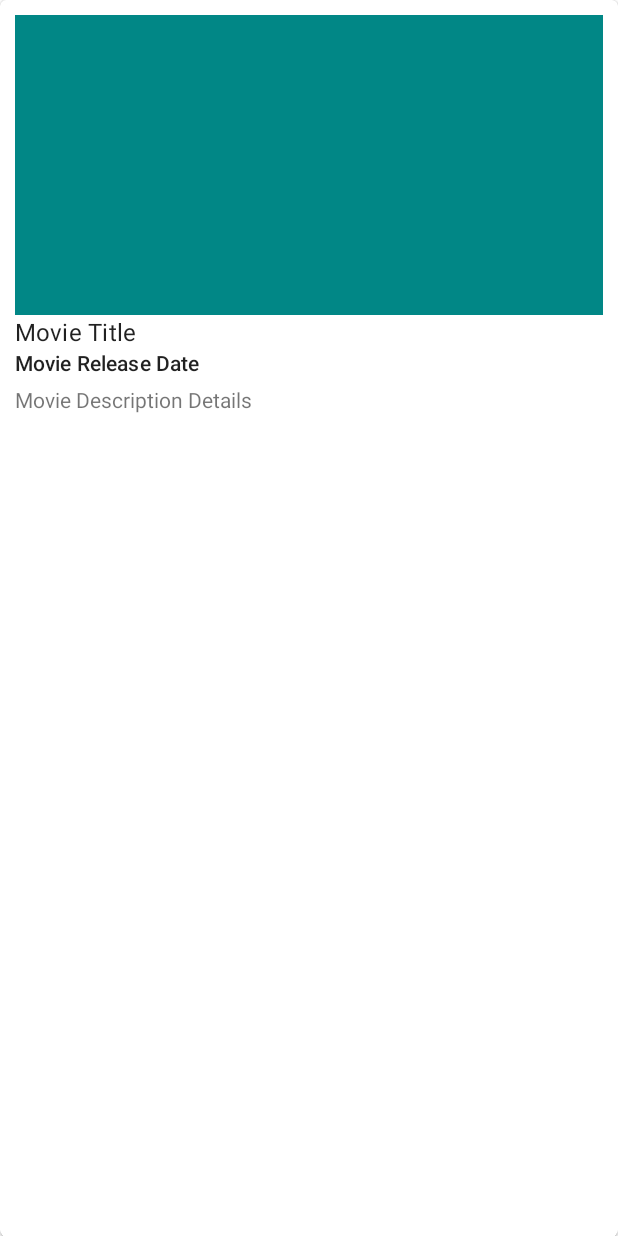
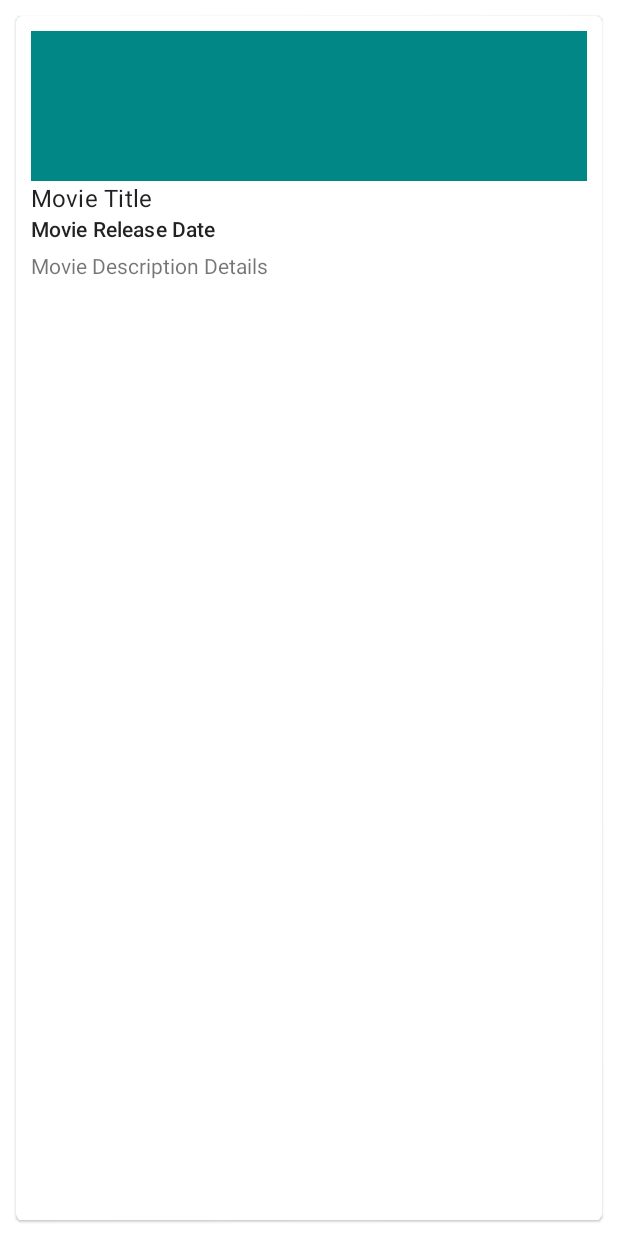
Before and after one commit to epicdevler/RecyclerView-of-Movies, an Android app: the layout activity_main.xml on its own in the app's theme, with its tools: preview values and no code run, on a phone screen of 412 x 824 dp. Run offline under Robolectric (Android 15) with nearby library versions, the phone set to English and light mode, and no system bars.

Commit message:
Made UI Update and solved string resource errors

```diff
--- a/app/src/main/java/com/epicdevler/kodecamprecyclerview/Adapters/MovieCyclerAdapter.kt
+++ b/app/src/main/java/com/epicdevler/kodecamprecyclerview/Adapters/MovieCyclerAdapter.kt
@@ -43,7 +43,6 @@ class MovieCyclerAdapter(private var context: Context, private var movieList: Li
             context.getString(movieListItem.movieDescription)
         )
 
-
     }
 
     override fun getItemCount(): Int {
--- a/app/src/main/java/com/epicdevler/kodecamprecyclerview/MainActivity.kt
+++ b/app/src/main/java/com/epicdevler/kodecamprecyclerview/MainActivity.kt
@@ -43,7 +43,7 @@ class MainActivity : AppCompatActivity() {
 //        recyclerView.layoutManager = LinearLayoutManager(this, LinearLayoutManager.VERTICAL, false)
 
 //        CHANGING RECYCLERVIEW LAYOUT MANAGER TYPE TO GridLayoutManager
-        recyclerView.layoutManager = GridLayoutManager(this, 2, GridLayoutManager.VERTICAL, false)
+        recyclerView.layoutManager = GridLayoutManager(this, 3)
 
 //        Set recyclerView Adapter
         recyclerView.adapter = MovieCyclerAdapter(this, moviesData)
--- a/app/src/main/res/layout/activity_main.xml
+++ b/app/src/main/res/layout/activity_main.xml
@@ -12,6 +12,7 @@
         tools:listitem="@layout/movie_list_layout_item"
         android:layout_height="0dp"
         android:scrollbars="none"
+        android:padding="5dp"
         app:layout_constraintBottom_toBottomOf="parent"
         app:layout_constraintLeft_toLeftOf="parent"
         app:layout_constraintRight_toRightOf="parent"
--- a/app/src/main/res/layout/movie_list_layout_item.xml
+++ b/app/src/main/res/layout/movie_list_layout_item.xml
@@ -3,6 +3,7 @@
     xmlns:app="http://schemas.android.com/apk/res-auto"
     android:layout_width="match_parent"
     android:layout_height="match_parent"
+    android:layout_margin="5dp"
     app:contentPadding="10dp">
 
     <androidx.constraintlayout.widget.ConstraintLayout
@@ -12,7 +13,7 @@
         <ImageView
             android:id="@+id/movieImagePreview"
             android:layout_width="0dp"
-            android:layout_height="200dp"
+            android:layout_height="100dp"
             android:background="@color/teal_700"
             app:layout_constraintEnd_toEndOf="parent"
             app:layout_constraintStart_toStartOf="parent"
--- a/app/src/main/res/values/strings.xml
+++ b/app/src/main/res/values/strings.xml
@@ -43,7 +43,7 @@
 
     <string name="f9Title">Fast and Furious 9</string>
     <string name="f9Date">25 June 2021</string>
-    <string name="f9Details">Dom Toretto is living the quiet life off the grid with Letty and his son, but they know that danger always lurks just over the peaceful horizon. This time, that threat forces Dom to confront the sins of his past to save those he loves most. His crew soon comes together to stop a world-shattering plot by the most skilled assassin and high-performance driver they\'ve ever encountered — Dom's forsaken brother.
+    <string name="f9Details">Dom Toretto is living the quiet life off the grid with Letty and his son, but they know that danger always lurks just over the peaceful horizon. This time, that threat forces Dom to confront the sins of his past to save those he loves most. His crew soon comes together to stop a world-shattering plot by the most skilled assassin and high-performance driver they\'ve ever encountered — Dom\'s forsaken brother.
 </string>
 
 </resources>
```
